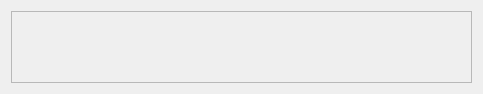
First picture: the form in dashboardcard.ui, repository Specter-13/icp-mqtt-project, before the edit.
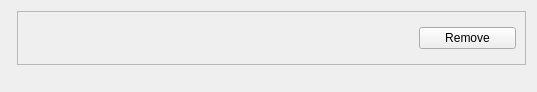
Second picture: the form after the edit.

Commit message: added remove button and layouts

What changed in the file:
```diff
--- a/dashboardcard.ui
+++ b/dashboardcard.ui
@@ -6,27 +6,39 @@
    <rect>
     <x>0</x>
     <y>0</y>
-    <width>483</width>
-    <height>94</height>
+    <width>537</width>
+    <height>92</height>
    </rect>
   </property>
   <property name="windowTitle">
    <string>Form</string>
   </property>
-  <layout class="QVBoxLayout" name="verticalLayout_2">
-   <item>
+  <layout class="QFormLayout" name="formLayout">
+   <item row="0" column="1">
     <widget class="QFrame" name="frame">
+     <property name="sizePolicy">
+      <sizepolicy hsizetype="Preferred" vsizetype="Preferred">
+       <horstretch>1</horstretch>
+       <verstretch>0</verstretch>
+      </sizepolicy>
+     </property>
      <property name="frameShape">
       <enum>QFrame::StyledPanel</enum>
      </property>
      <property name="frameShadow">
       <enum>QFrame::Raised</enum>
      </property>
-     <layout class="QVBoxLayout" name="verticalLayout_3">
-      <item>
-       <layout class="QVBoxLayout" name="verticalLayout">
+     <layout class="QGridLayout" name="gridLayout" columnstretch="4,1">
+      <item row="0" column="0">
+       <layout class="QVBoxLayout" name="verticalLayout" stretch="0,0">
         <item>
          <widget class="QLabel" name="label">
+          <property name="sizePolicy">
+           <sizepolicy hsizetype="Preferred" vsizetype="Preferred">
+            <horstretch>0</horstretch>
+            <verstretch>0</verstretch>
+           </sizepolicy>
+          </property>
           <property name="text">
            <string/>
           </property>
@@ -41,6 +53,19 @@
         </item>
        </layout>
       </item>
+      <item row="0" column="1">
+       <widget class="QPushButton" name="removeButton">
+        <property name="sizePolicy">
+         <sizepolicy hsizetype="Minimum" vsizetype="Fixed">
+          <horstretch>0</horstretch>
+          <verstretch>0</verstretch>
+         </sizepolicy>
+        </property>
+        <property name="text">
+         <string>Remove</string>
+        </property>
+       </widget>
+      </item>
      </layout>
     </widget>
    </item>
```
The commit also changes 2 other files.
